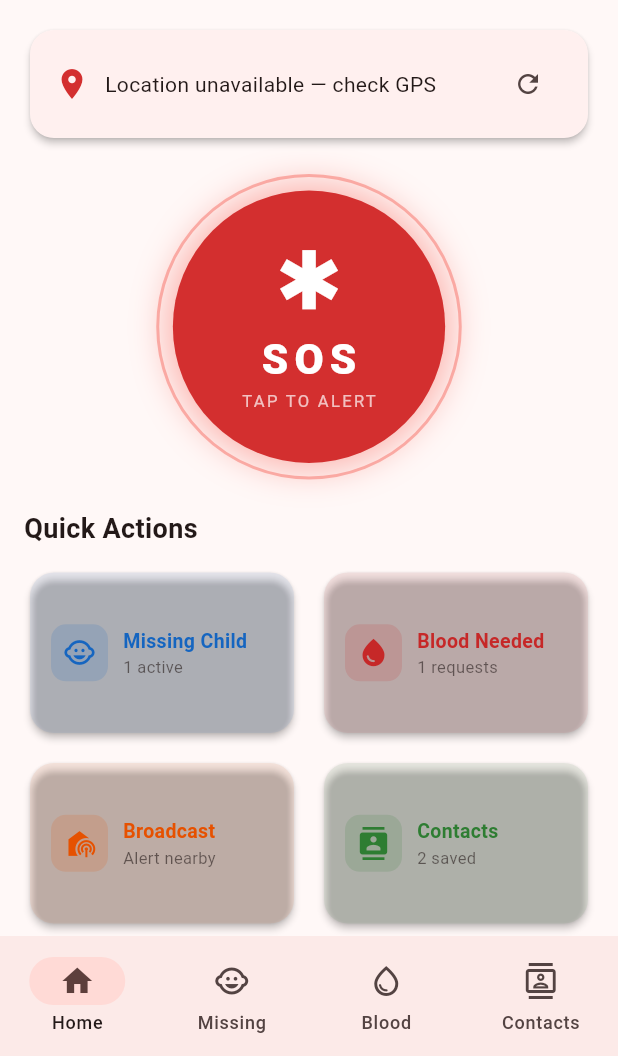
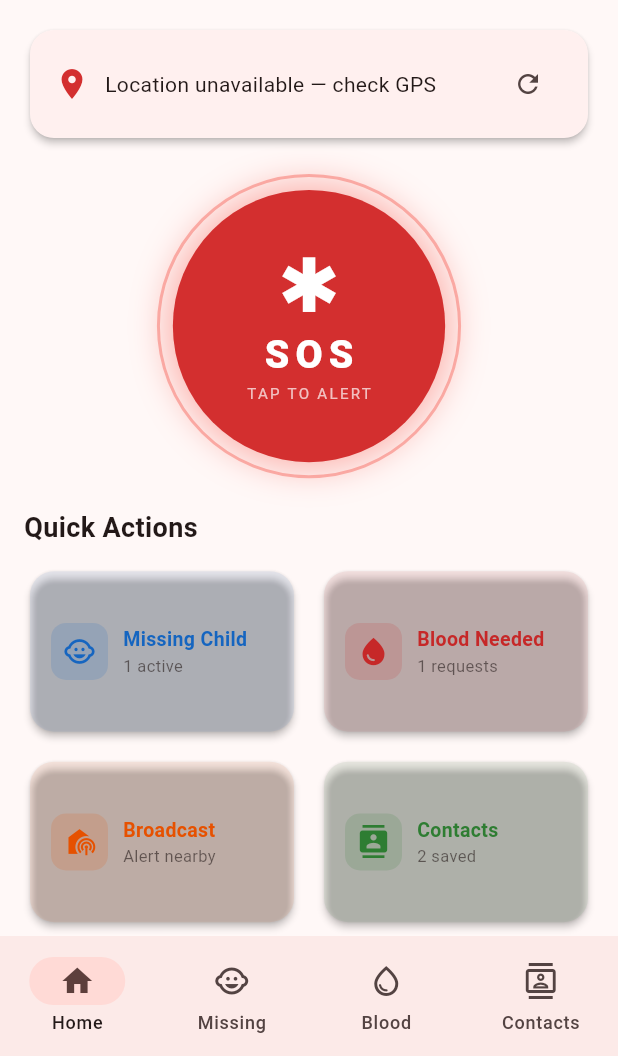
Before and after one commit to Anjali-55555/emergency-alert-app, a Flutter app: the screen it shows after launch, on a phone screen of 412 x 824 dp, the part 180-1236 px from its top. Run offline on Flutter 3.47's test engine with Material 3 defaults, Android fonts, the phone set to English and light mode, and no system bars; our stand-ins replace geocoding, geolocator, permission_handler, shared_preferences.

Commit message:
Fix responsive web layout, add redirects

```diff
--- a/lib/screens/home_screen.dart
+++ b/lib/screens/home_screen.dart
@@ -146,8 +146,7 @@ class _DashboardTabState extends State<_DashboardTab>
         if (loc != null) {
           _lat = loc['lat'] as double?;
           _lng = loc['lng'] as double?;
-          _locationText =
-              loc['address'] as String? ?? '$_lat, $_lng';
+          _locationText = loc['address'] as String? ?? '$_lat, $_lng';
         } else {
           _locationText = 'Location unavailable — check GPS';
         }
@@ -197,9 +196,7 @@ class _DashboardTabState extends State<_DashboardTab>
           mainAxisSize: MainAxisSize.min,
           crossAxisAlignment: CrossAxisAlignment.start,
           children: [
-            Text(
-              'Emergency SMS will be sent to ${contacts.length} contact(s):',
-            ),
+            Text('Emergency SMS will be sent to ${contacts.length} contact(s):'),
             const SizedBox(height: 8),
             ...contacts.map((c) => Padding(
                   padding: const EdgeInsets.symmetric(vertical: 2),
@@ -264,8 +261,7 @@ class _DashboardTabState extends State<_DashboardTab>
     ScaffoldMessenger.of(context).showSnackBar(
       SnackBar(
         content: Text(result.message),
-        backgroundColor:
-            result.success ? Colors.green[700] : Colors.red[700],
+        backgroundColor: result.success ? Colors.green[700] : Colors.red[700],
         duration: const Duration(seconds: 4),
       ),
     );
@@ -280,6 +276,14 @@ class _DashboardTabState extends State<_DashboardTab>
   Widget build(BuildContext context) {
     final hasAlerts = _alertService.missingChildren.isNotEmpty ||
         _alertService.bloodRequests.isNotEmpty;
+
+    // ── Responsive values ───────────────────────────────────────────
+    final screenWidth = MediaQuery.of(context).size.width;
+    final isWeb = screenWidth > 600;
+    final sosSize = isWeb ? 160.0 : 180.0;
+    final cardAspectRatio = isWeb ? 4.5 : 1.6;
+    final gridCrossCount = isWeb ? 2 : 2;
+    final contentMaxWidth = isWeb ? 700.0 : double.infinity;
 
     return CustomScrollView(
       slivers: [
@@ -315,11 +319,16 @@ class _DashboardTabState extends State<_DashboardTab>
         ),
 
         SliverToBoxAdapter(
+          child: Center(
+            child: ConstrainedBox(
+              // Max width on web so content doesn't stretch too wide
+              constraints: BoxConstraints(maxWidth: contentMaxWidth),
               child: Padding(
                 padding: const EdgeInsets.all(16),
                 child: Column(
                   crossAxisAlignment: CrossAxisAlignment.start,
                   children: [
+                    // Location Card
                     _LocationCard(
                       locationText: _locationText,
                       onRefresh: _loadLocation,
@@ -334,8 +343,8 @@ class _DashboardTabState extends State<_DashboardTab>
                           AnimatedBuilder(
                             animation: _ringAnim,
                             builder: (_, __) => Container(
-                          width: 200 + (_ringAnim.value * 40),
-                          height: 200 + (_ringAnim.value * 40),
+                              width: sosSize + 20 + (_ringAnim.value * 30),
+                              height: sosSize + 20 + (_ringAnim.value * 30),
                               decoration: BoxDecoration(
                                 shape: BoxShape.circle,
                                 border: Border.all(
@@ -351,8 +360,8 @@ class _DashboardTabState extends State<_DashboardTab>
                             child: GestureDetector(
                               onTap: _sendSos,
                               child: Container(
-                            width: 180,
-                            height: 180,
+                                width: sosSize,
+                                height: sosSize,
                                 decoration: BoxDecoration(
                                   shape: BoxShape.circle,
                                   color: _isSendingAlert
@@ -374,18 +383,18 @@ class _DashboardTabState extends State<_DashboardTab>
                                             MainAxisAlignment.center,
                                         children: [
                                           Icon(Icons.emergency,
-                                          color: Colors.white, size: 52),
-                                      SizedBox(height: 6),
+                                              color: Colors.white, size: 48),
+                                          SizedBox(height: 4),
                                           Text('SOS',
                                               style: TextStyle(
                                                   color: Colors.white,
-                                              fontSize: 28,
+                                                  fontSize: 26,
                                                   fontWeight: FontWeight.w900,
                                                   letterSpacing: 4)),
                                           Text('TAP TO ALERT',
                                               style: TextStyle(
                                                   color: Colors.white70,
-                                              fontSize: 11,
+                                                  fontSize: 10,
                                                   letterSpacing: 1.5)),
                                         ],
                                       ),
@@ -405,8 +414,8 @@ class _DashboardTabState extends State<_DashboardTab>
                         decoration: BoxDecoration(
                           color: Colors.orange.withOpacity(0.1),
                           borderRadius: BorderRadius.circular(10),
-                      border:
-                          Border.all(color: Colors.orange.withOpacity(0.4)),
+                          border: Border.all(
+                              color: Colors.orange.withOpacity(0.4)),
                         ),
                         child: const Row(children: [
                           Icon(Icons.warning_amber,
@@ -423,17 +432,18 @@ class _DashboardTabState extends State<_DashboardTab>
                         ]),
                       ),
 
+                    // Quick Actions
                     const Text('Quick Actions',
                         style: TextStyle(
                             fontSize: 18, fontWeight: FontWeight.bold)),
                     const SizedBox(height: 12),
                     GridView.count(
-                  crossAxisCount: 2,
+                      crossAxisCount: gridCrossCount,
                       shrinkWrap: true,
                       physics: const NeverScrollableScrollPhysics(),
                       crossAxisSpacing: 12,
                       mainAxisSpacing: 12,
-                  childAspectRatio: 1.6,
+                      childAspectRatio: cardAspectRatio,
                       children: [
                         _QuickActionCard(
                           icon: Icons.child_care,
@@ -472,6 +482,7 @@ class _DashboardTabState extends State<_DashboardTab>
                     ),
                     const SizedBox(height: 20),
 
+                    // Active Alerts
                     if (hasAlerts) ...[
                       const Text('Active Nearby Alerts',
                           style: TextStyle(
@@ -502,6 +513,8 @@ class _DashboardTabState extends State<_DashboardTab>
                 ),
               ),
             ),
+          ),
+        ),
       ],
     );
   }
@@ -512,8 +525,7 @@ class _DashboardTabState extends State<_DashboardTab>
 class _LocationCard extends StatelessWidget {
   final String locationText;
   final VoidCallback onRefresh;
-  const _LocationCard(
-      {required this.locationText, required this.onRefresh});
+  const _LocationCard({required this.locationText, required this.onRefresh});
 
   @override
   Widget build(BuildContext context) {
@@ -634,8 +646,7 @@ class _AlertSummaryCard extends StatelessWidget {
         title: Text(title,
             style: const TextStyle(
                 fontWeight: FontWeight.w600, fontSize: 14)),
-        subtitle:
-            Text(subtitle, style: const TextStyle(fontSize: 12)),
+        subtitle: Text(subtitle, style: const TextStyle(fontSize: 12)),
         trailing: IconButton(
           icon: const Icon(Icons.phone, color: Colors.green),
           onPressed: onCall,
```
Also changed, not shown: 3 other files. Lines whose indentation alone changed are shown as unchanged.
